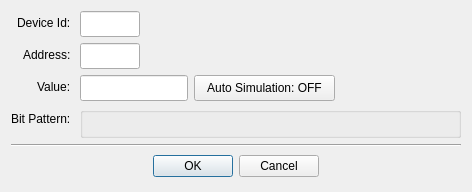
Before: the Qt Designer form src/dialogs/dialogwriteregister.ui in sanny32/OpenModSim, drawn with Qt 5.
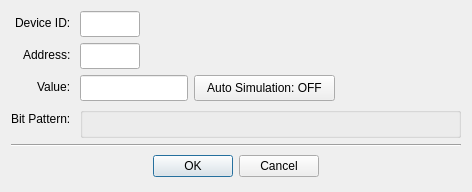
After: the same form once the commit is applied. Custom widgets are drawn as their Qt base class.

Commit message: Enhance MainStatusBar to display normalized device IDs and update UI text for consistency

```diff
--- a/src/dialogs/dialogwriteregister.ui
+++ b/src/dialogs/dialogwriteregister.ui
@@ -20,7 +20,7 @@
    <item row="0" column="0">
     <widget class="QLabel" name="labelNode">
      <property name="text">
-      <string>Device Id: </string>
+      <string>Device ID: </string>
      </property>
     </widget>
    </item>
```
The commit also changes 13 other files.
